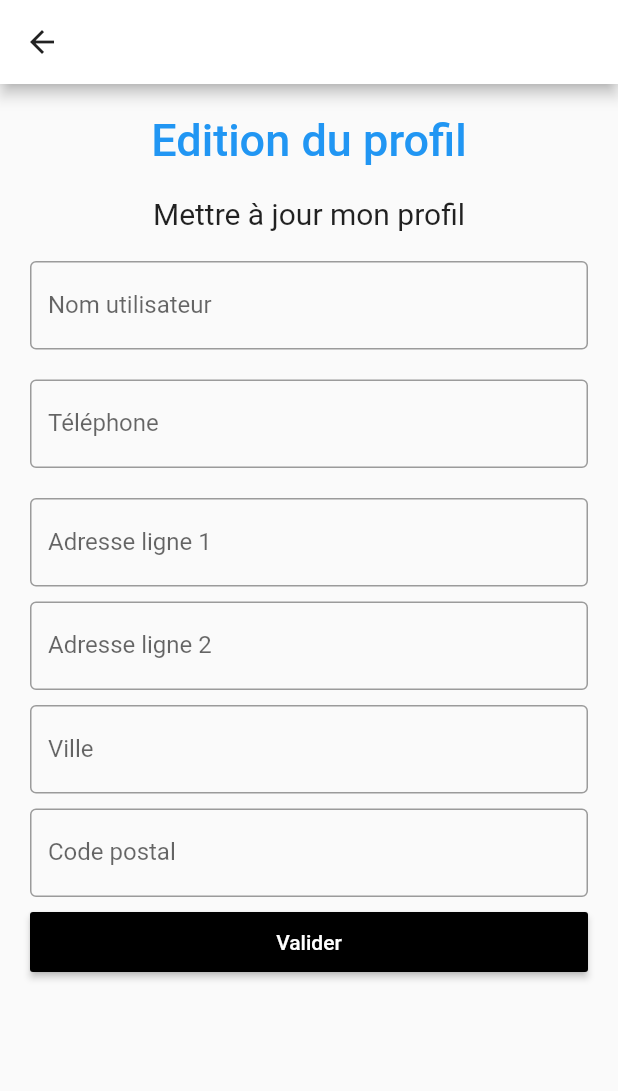
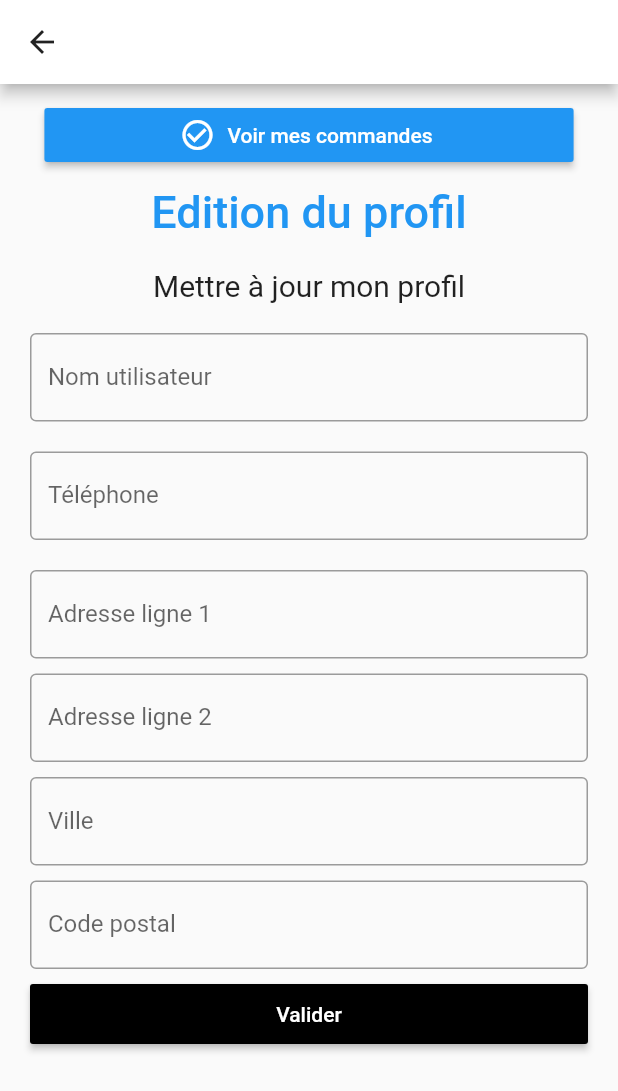
Before and after one commit to Corvus972/mspr_project_front, a Flutter app: the ProfilePage screen opened by its route, on a phone screen of 412 x 824 dp. Shown: the top 1091 px of the screen. Run offline on Flutter 3.47's test engine with Material 2 defaults, Android fonts, the phone set to English and light mode, and no system bars; our stand-ins replace badges, bloc, decimal, rxdart, shared_preferences; missing offline and left inert: barcode_scan; accounts and stored records are empty; network calls fail; Roboto replaces fonts that are missing (Metropolis); project files that could hold a hidden picture were left out.

```diff
--- a/lib/screens/profile/profile.dart
+++ b/lib/screens/profile/profile.dart
@@ -28,12 +28,29 @@ class _ProfilePageState extends State<ProfilePage> {
             } */
     return Scaffold(
         appBar: AppBar(
-          title: Text('Retour'),
+          title: Text('Votre Profil'),
         ),
         body: Padding(
             padding: EdgeInsets.all(10),
             child: ListView(
               children: <Widget>[
+                FractionallySizedBox(
+                          widthFactor: 0.9,
+                          child: RaisedButton.icon(
+                            color: Colors.blue,
+                            onPressed: () {
+                              Navigator.push(
+                      context,
+                      MaterialPageRoute(builder: (context) => OrdersPage()),
+                    );
+                            },
+                            label: Text("Voir mes commandes",
+                                style: TextStyle(color: Colors.white)),
+                            icon: Icon(Icons.check_circle_outline,
+                                color: Colors.white),
+                          ),
+                        ),
+
                 Container(
                     alignment: Alignment.center,
                     padding: EdgeInsets.all(10),
```
